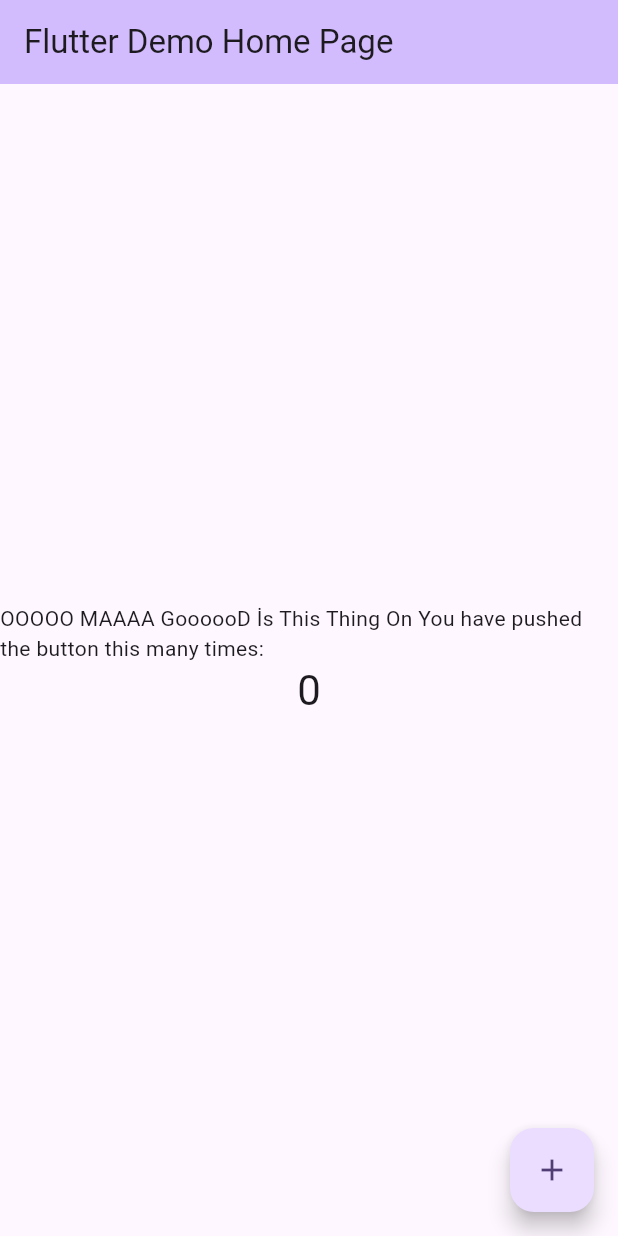
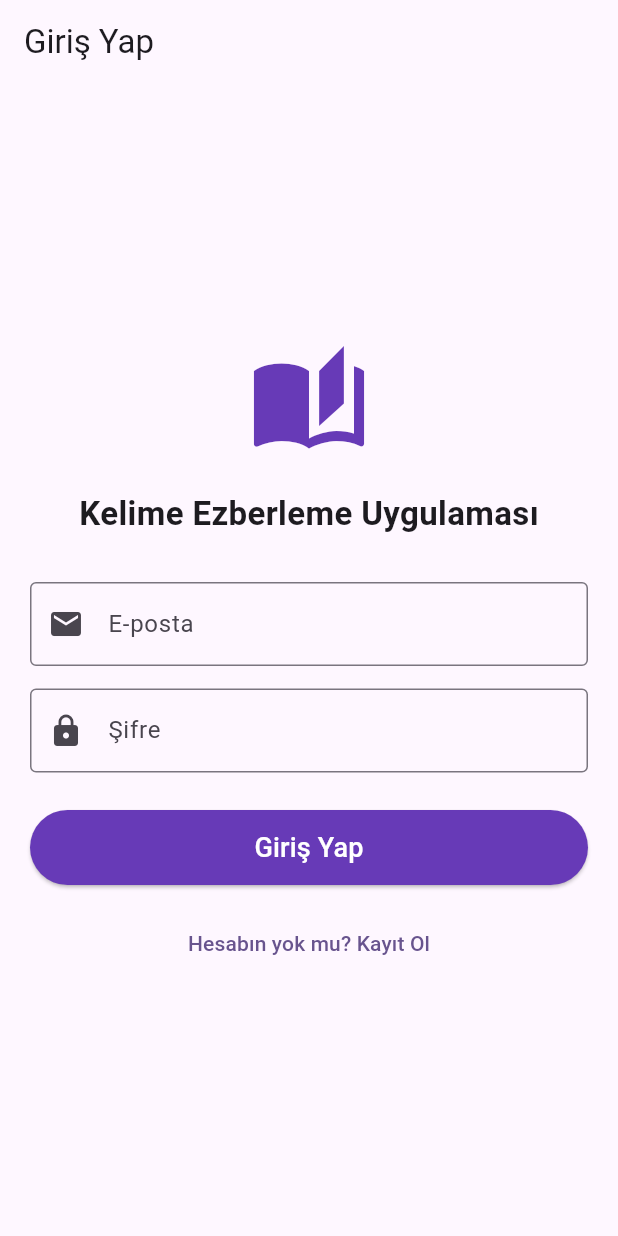
Before and after one commit to rohatorakci/Yazilim-Yapimi-Projesi, a Flutter app: the screen it shows after launch, on a phone screen of 412 x 824 dp. Run offline on Flutter 3.47's test engine with Material 3 defaults, Android fonts, the phone set to English and light mode, and no system bars; our stand-ins replace firebase_auth, firebase_core; accounts and stored records are empty.

Commit message:
Login ve register sayfaları güncellendi, Firebase bağlantısı yapıldı

```diff
--- a/lib/login.dart
+++ b/lib/login.dart
@@ -0,0 +1,139 @@
+import 'package:firebase_auth/firebase_auth.dart';
+import 'package:flutter/material.dart';
+import "register.dart";
+
+class LoginPage extends StatefulWidget {
+  const LoginPage({super.key});
+
+  @override
+  State<LoginPage> createState() => _LoginPageState();
+}
+
+class _LoginPageState extends State<LoginPage> {
+  // Input alanlarındaki verileri kontrol etmek için controller'lar
+  final TextEditingController _emailController = TextEditingController();
+  final TextEditingController _passwordController = TextEditingController();
+
+  bool _isLoading = false; // Giriş işlemi sırasında loading göstermek için
+
+  // Firebase Giriş Fonksiyonu
+  Future<void> _signIn() async {
+    setState(() {
+      _isLoading = true;
+    });
+
+    try {
+      // Firebase Auth ile giriş yapma tetikleyicisi
+      await FirebaseAuth.instance.signInWithEmailAndPassword(
+        email: _emailController.text.trim(),
+        password: _passwordController.text.trim(),
+      );
+      // Başarılı olursa AuthWrapper otomatik olarak MyHomePage'e geçirecek
+    } on FirebaseAuthException catch (e) {
+      // Hata durumunda kullanıcıya bilgi ver
+      String message = "Bir hata oluştu";
+      if (e.code == 'user-not-found') {
+        message = "Bu e-posta ile kayıtlı kullanıcı bulunamadı.";
+      } else if (e.code == 'wrong-password') {
+        message = "Hatalı şifre girdiniz.";
+      } else if (e.code == 'invalid-email') {
+        message = "Geçersiz bir e-posta adresi girdiniz.";
+      }
+
+      if (mounted) {
+        ScaffoldMessenger.of(context).showSnackBar(
+          SnackBar(content: Text(message), backgroundColor: Colors.red),
+        );
+      }
+    } finally {
+      if (mounted) {
+        setState(() {
+          _isLoading = false;
+        });
+      }
+    }
+  }
+
+  @override
+  Widget build(BuildContext context) {
+    return Scaffold(
+      appBar: AppBar(title: const Text("Giriş Yap")),
+      body: Padding(
+        padding: const EdgeInsets.all(20.0),
+        child: Column(
+          mainAxisAlignment: MainAxisAlignment.center,
+          children: [
+            const Icon(Icons.auto_stories, size: 80, color: Colors.deepPurple),
+            const SizedBox(height: 20),
+            const Text(
+              "Kelime Ezberleme Uygulaması",
+              style: TextStyle(fontSize: 22, fontWeight: FontWeight.bold),
+            ),
+            const SizedBox(height: 30),
+
+            // E-posta Alanı
+            TextField(
+              controller: _emailController,
+              decoration: const InputDecoration(
+                labelText: "E-posta",
+                border: OutlineInputBorder(),
+                prefixIcon: Icon(Icons.email),
+              ),
+              keyboardType: TextInputType.emailAddress,
+            ),
+            const SizedBox(height: 15),
+
+            // Şifre Alanı
+            TextField(
+              controller: _passwordController,
+              decoration: const InputDecoration(
+                labelText: "Şifre",
+                border: OutlineInputBorder(),
+                prefixIcon: Icon(Icons.lock),
+              ),
+              obscureText: true, // Şifreyi gizle
+            ),
+            const SizedBox(height: 25),
+
+            // Giriş Butonu
+            SizedBox(
+              width: double.infinity,
+              height: 50,
+              child: ElevatedButton(
+                onPressed: _isLoading ? null : _signIn,
+                style: ElevatedButton.styleFrom(
+                  backgroundColor: Colors.deepPurple,
+                  foregroundColor: Colors.white,
+                ),
+                child: _isLoading
+                    ? const CircularProgressIndicator(color: Colors.white)
+                    : const Text("Giriş Yap", style: TextStyle(fontSize: 18)),
+              ),
+            ),
+
+            const SizedBox(height: 15),
+
+            // Kayıt Ol Yönlendirmesi (Henüz register.dart yazmadıysan boş kalabilir)
+            TextButton(
+              onPressed: () {
+                // Kayıt ol sayfasına yönlendirme
+                Navigator.push(
+                  context,
+                  MaterialPageRoute(builder: (context) => const RegisterPage()),
+                );
+              },
+              child: const Text("Hesabın yok mu? Kayıt Ol"),
+            ),
+          ],
+        ),
+      ),
+    );
+  }
+
+  @override
+  void dispose() {
+    _emailController.dispose();
+    _passwordController.dispose();
+    super.dispose();
+  }
+}
--- a/lib/main.dart
+++ b/lib/main.dart
@@ -1,52 +1,64 @@
+import 'package:firebase_auth/firebase_auth.dart';
+import 'package:firebase_core/firebase_core.dart';
 import 'package:flutter/material.dart';
+import 'firebase_options.dart'; // <--- BU SATIRI EKLE
+import 'login.dart';
+// import 'register.dart'; // Eğer register.dart dosyan hazırsa burayı açabilirsin
 
-void main() {
+void main() async {
+  WidgetsFlutterBinding.ensureInitialized();
+
+  // Firebase'i yeni oluşturduğumuz options dosyasıyla başlatıyoruz
+  await Firebase.initializeApp(
+    options: DefaultFirebaseOptions.currentPlatform,
+  );
+
   runApp(const MyApp());
 }
 
 class MyApp extends StatelessWidget {
   const MyApp({super.key});
 
-  // This widget is the root of your application.
   @override
   Widget build(BuildContext context) {
     return MaterialApp(
-      title: 'Flutter Demo',
+      title: 'Kelime Ezberleme Uygulaması',
+      debugShowCheckedModeBanner: false,
       theme: ThemeData(
-        // This is the theme of your application.
-        //
-        // TRY THIS: Try running your application with "flutter run". You'll see
-        // the application has a purple toolbar. Then, without quitting the app,
-        // try changing the seedColor in the colorScheme below to Colors.green
-        // and then invoke "hot reload" (save your changes or press the "hot
-        // reload" button in a Flutter-supported IDE, or press "r" if you used
-        // the command line to start the app).
-        //
-        // Notice that the counter didn't reset back to zero; the application
-        // state is not lost during the reload. To reset the state, use hot
-        // restart instead.
-        //
-        // This works for code too, not just values: Most code changes can be
-        // tested with just a hot reload.
-        colorScheme: .fromSeed(seedColor: Colors.deepPurple),
+        colorScheme: ColorScheme.fromSeed(seedColor: Colors.deepPurple),
+        useMaterial3: true,
       ),
-      home: const MyHomePage(title: 'Flutter Demo Home Page'),
+      home: const AuthWrapper(),
+    );
+  }
+}
+
+class AuthWrapper extends StatelessWidget {
+  const AuthWrapper({super.key});
+
+  @override
+  Widget build(BuildContext context) {
+    return StreamBuilder<User?>(
+      stream: FirebaseAuth.instance.authStateChanges(),
+      builder: (context, snapshot) {
+        if (snapshot.connectionState == ConnectionState.waiting) {
+          return const Scaffold(
+            body: Center(child: CircularProgressIndicator()),
+          );
+        }
+
+        if (snapshot.hasData) {
+          return const MyHomePage(title: 'Kelime Ezberleme Ana Sayfa');
+        } else {
+          return const LoginPage();
+        }
+      },
     );
   }
 }
 
 class MyHomePage extends StatefulWidget {
   const MyHomePage({super.key, required this.title});
-
-  // This widget is the home page of your application. It is stateful, meaning
-  // that it has a State object (defined below) that contains fields that affect
-  // how it looks.
-
-  // This class is the configuration for the state. It holds the values (in this
-  // case the title) provided by the parent (in this case the App widget) and
-  // used by the build method of the State. Fields in a Widget subclass are
-  // always marked "final".
-
   final String title;
 
   @override
@@ -58,57 +70,34 @@
 
   void _incrementCounter() {
     setState(() {
-      // This call to setState tells the Flutter framework that something has
-      // changed in this State, which causes it to rerun the build method below
-      // so that the display can reflect the updated values. If we changed
-      // _counter without calling setState(), then the build method would not be
-      // called again, and so nothing would appear to happen.
       _counter++;
     });
   }
 
+  Future<void> _signOut() async {
+    await FirebaseAuth.instance.signOut();
+  }
+
   @override
   Widget build(BuildContext context) {
-    // This method is rerun every time setState is called, for instance as done
-    // by the _incrementCounter method above.
-    //
-    // The Flutter framework has been optimized to make rerunning build methods
-    // fast, so that you can just rebuild anything that needs updating rather
-    // than having to individually change instances of widgets.
     return Scaffold(
       appBar: AppBar(
-        // TRY THIS: Try changing the color here to a specific color (to
-        // Colors.amber, perhaps?) and trigger a hot reload to see the AppBar
-        // change color while the other colors stay the same.
         backgroundColor: Theme.of(context).colorScheme.inversePrimary,
-        // Here we take the value from the MyHomePage object that was created by
-        // the App.build method, and use it to set our appbar title.
         title: Text(widget.title),
+        actions: [
+          IconButton(
+            icon: const Icon(Icons.logout),
+            onPressed: _signOut,
+          )
+        ],
       ),
       body: Center(
-        // Center is a layout widget. It takes a single child and positions it
-        // in the middle of the parent.
         child: Column(
-          // Column is also a layout widget. It takes a list of children and
-          // arranges them vertically. By default, it sizes itself to fit its
-          // children horizontally, and tries to be as tall as its parent.
-          //
-          // Column has various properties to control how it sizes itself and
-          // how it positions its children. Here we use mainAxisAlignment to
-          // center the children vertically; the main axis here is the vertical
-          // axis because Columns are vertical (the cross axis would be
-          // horizontal).
-          //
-          // TRY THIS: Invoke "debug painting" (choose the "Toggle Debug Paint"
-          // action in the IDE, or press "p" in the console), to see the
-          // wireframe for each widget.
-          mainAxisAlignment: .center,
+          mainAxisAlignment: MainAxisAlignment.center,
           children: [
-            const Text(
-              'OOOOO MAAAA GoooooD İs This Thing On You have pushed the button this many times:',
-            ),
+            const Text('Kelime ezberleme maratonuna hoş geldin!'),
             Text(
-              '$_counter',
+              'Öğrenilen Kelime: $_counter',
               style: Theme.of(context).textTheme.headlineMedium,
             ),
           ],
@@ -116,7 +105,7 @@
       ),
       floatingActionButton: FloatingActionButton(
         onPressed: _incrementCounter,
-        tooltip: 'Increment',
+        tooltip: 'Kelime Ekle',
         child: const Icon(Icons.add),
       ),
     );
--- a/pubspec.yaml
+++ b/pubspec.yaml
@@ -34,6 +34,8 @@
   # The following adds the Cupertino Icons font to your application.
   # Use with the CupertinoIcons class for iOS style icons.
   cupertino_icons: ^1.0.8
+  firebase_core: ^4.7.0
+  firebase_auth: ^6.4.0
 
 dev_dependencies:
   flutter_test:
```
Also changed, not shown: firepit-log.txt (added, +24 -0 lines), lib/register.dart (+141 -0 lines), firebase.json (added), lib/firebase_options.dart (added), pubspec.lock, 18 other files.
